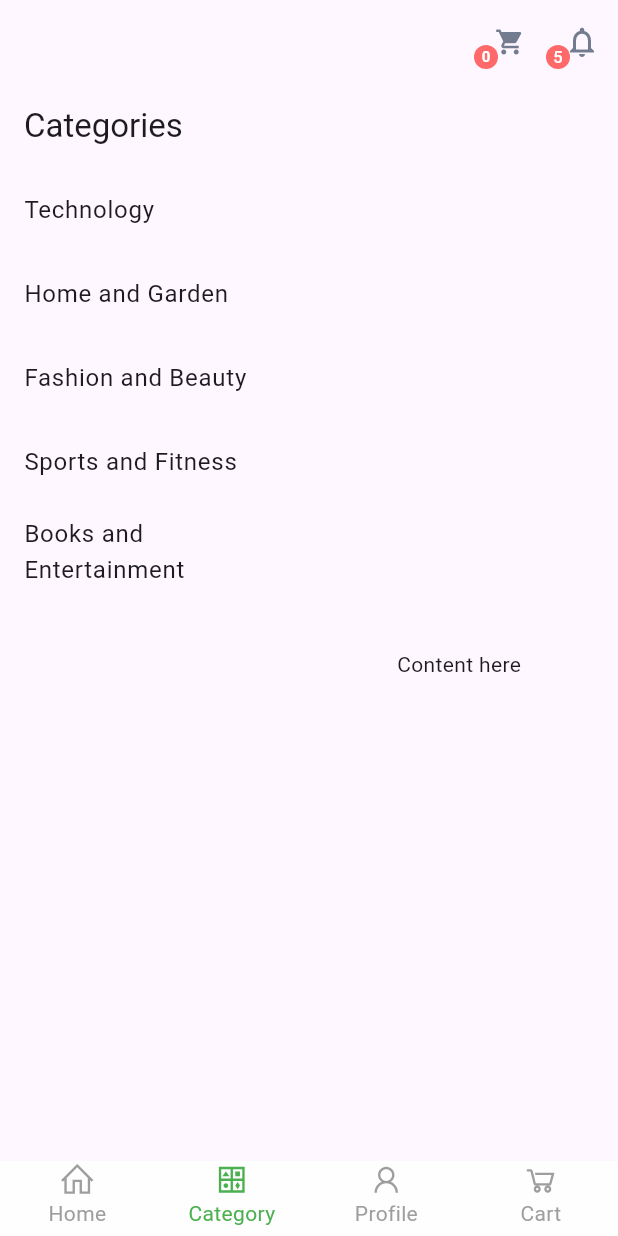
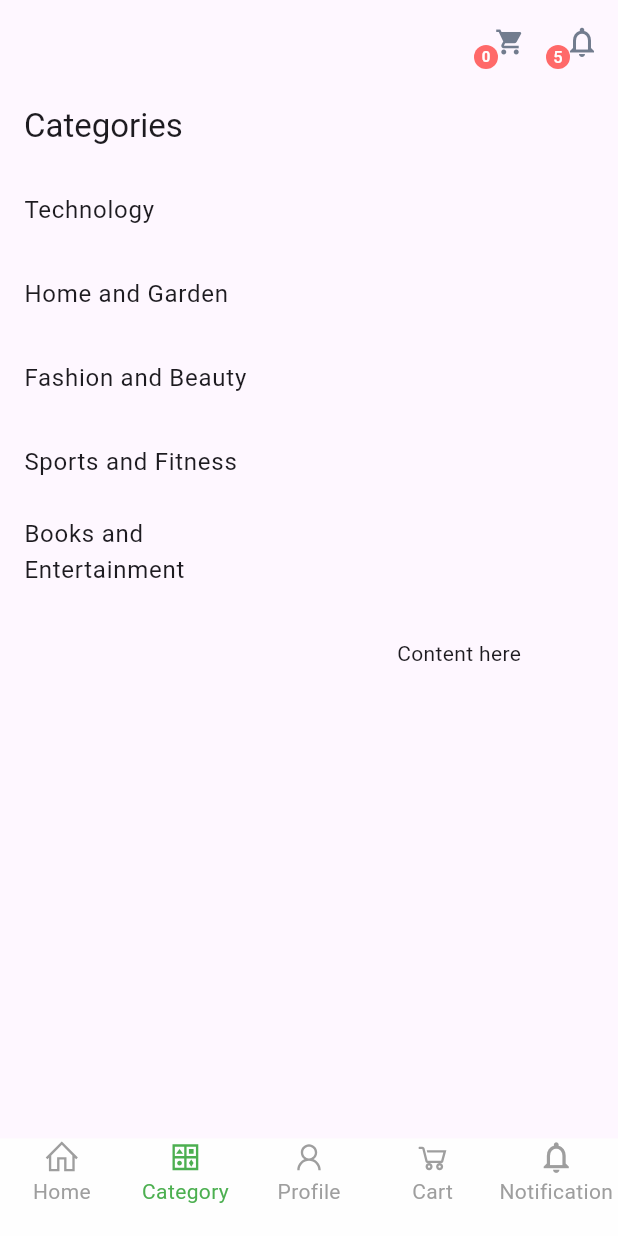
Before and after one commit to meraamine/task12, a Flutter app: the MasterPage screen opened directly, item 2 of the bottom bar chosen, on a phone screen of 412 x 824 dp. Run offline on Flutter 3.47's test engine with Material 3 defaults, Android fonts, the phone set to English and light mode, and no system bars; drawn by our look-alikes of animated_bottom_navigation_bar, overlay_support; our stand-ins replace cached_network_image, carousel_slider, cloud_firestore, email_validator, file_picker, firebase_auth and 10 more; missing offline and left inert: dart:ffi, flexible_grid_view; accounts and stored records are empty; network calls fail.

Commit message:
notifications

```diff
--- a/lib/pages/master_page.dart
+++ b/lib/pages/master_page.dart
@@ -5,6 +5,7 @@ import 'package:shopify_app/pages/auth/profilePage.dart';
 import 'package:shopify_app/pages/cart.page.dart';
 import 'package:shopify_app/pages/catageoryies_page.dart';
 import 'package:shopify_app/pages/home_page.dart';
+import 'package:shopify_app/pages/notification_page.dart';
 import 'package:shopify_app/widgets/app_bar_ex.widget.dart';
 
 class MasterPage extends StatefulWidget {
@@ -23,7 +24,8 @@ class _MasterPageState extends State<MasterPage> {
     HomePage(),
     CategoriesPage(),
     ProfileScreen(),
-    CartPage()
+    CartPage(),
+    NotificationsPage()
   ];
   @override
   Widget build(BuildContext context) {
@@ -35,7 +37,7 @@ class _MasterPageState extends State<MasterPage> {
       // ),
       // floatingActionButtonLocation: FloatingActionButtonLocation.centerDocked,
       bottomNavigationBar: AnimatedBottomNavigationBar.builder(
-        height: 50,
+        height: 65,
         onTap: (index) {
           _selectedIndex = index;
           setState(() {});
@@ -47,7 +49,7 @@ class _MasterPageState extends State<MasterPage> {
         leftCornerRadius: 15,
         rightCornerRadius: 15,
         activeIndex: _selectedIndex,
-        itemCount: 4,
+        itemCount: 5,
         tabBuilder: ((index, isActive) {
           return Column(
             mainAxisSize: MainAxisSize.min,
@@ -59,7 +61,9 @@ class _MasterPageState extends State<MasterPage> {
                         ? LineIcons.icons
                         : index == 2
                             ? LineIcons.user
-                            : LineIcons.shoppingCart,
+                            : index == 3
+                                ? LineIcons.shoppingCart
+                                : Icons.notifications_outlined,
                 size: 25,
                 color: isActive ? Colors.green : Colors.grey,
               ),
@@ -70,7 +74,9 @@ class _MasterPageState extends State<MasterPage> {
                         ? 'Category'
                         : index == 2
                             ? 'Profile'
-                            : 'Cart',
+                            : index == 3
+                                ? 'Cart'
+                                : 'Notification',
                 style: TextStyle(
                   color: isActive ? Colors.green : Colors.grey,
                 ),
```
Also changed, not shown: lib/main.dart (+9 -0 lines), lib/pages/notification_page.dart (+17 -10 lines).
